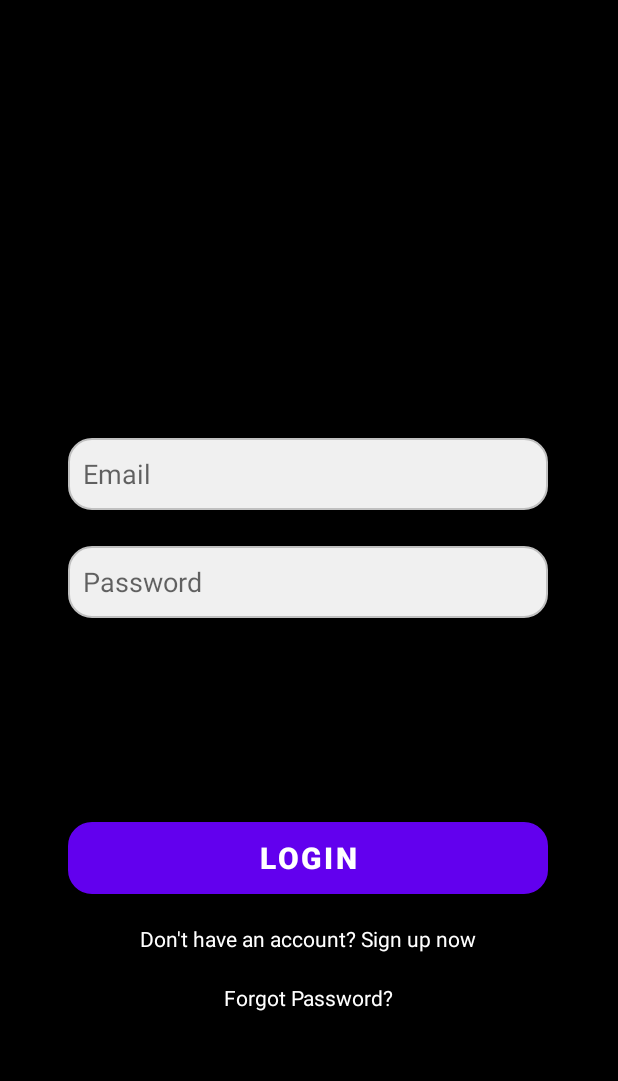
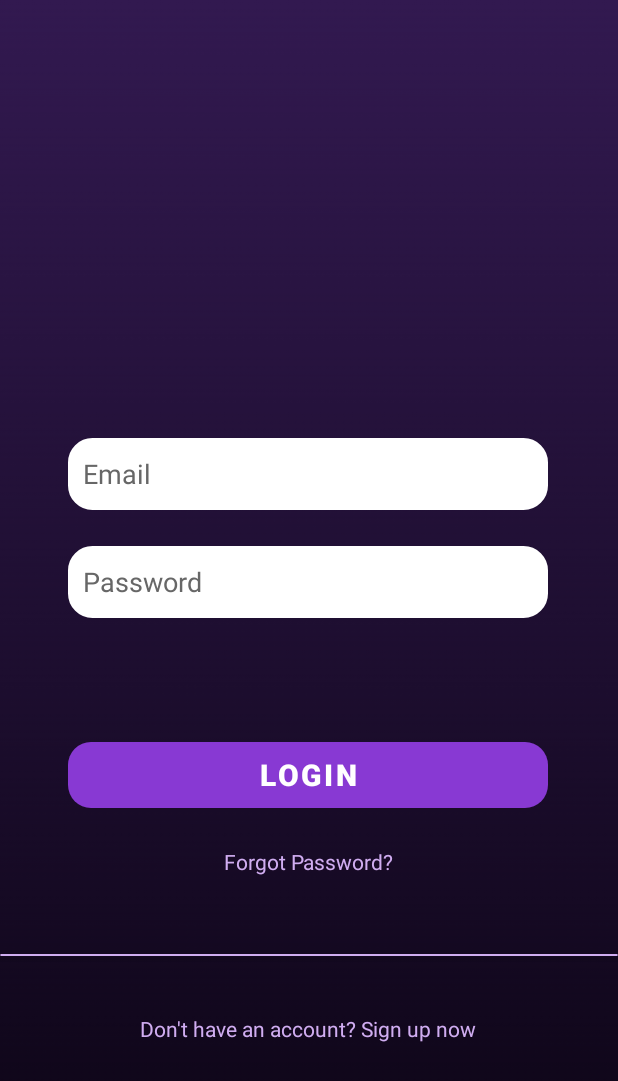
Before and after one commit to JoshDez/Synthronize, an Android app: the layout activity_login.xml on its own in the app's theme, with its tools: preview values and no code run, on a phone screen of 412 x 824 dp. Shown: the top 1081 px of the screen. Run offline under Robolectric (Android 15) with nearby library versions, the phone set to English and light mode, and no system bars.

Commit message:
Login and Register functionalities are added

```diff
--- a/app/src/main/res/drawable/input_rounded_corners.xml
+++ b/app/src/main/res/drawable/input_rounded_corners.xml
@@ -1,8 +1,8 @@
 <shape xmlns:android="http://schemas.android.com/apk/res/android"
     android:shape="rectangle">
-    <corners android:radius="15dp" /> <!-- Adjust the radius for desired roundness -->
-    <solid android:color="#F0F0F0" /> <!-- Set the background color -->
+    <corners android:radius="15dp" />
+    <solid android:color="@color/white" />
     <stroke
-        android:width="1dp"
-        android:color="#C0C0C0" /> <!-- Optional: Set stroke color and width -->
+        android:width="2dp"
+        android:color="@color/white" />
 </shape>
--- a/app/src/main/res/layout/activity_login.xml
+++ b/app/src/main/res/layout/activity_login.xml
@@ -2,7 +2,7 @@
 <androidx.constraintlayout.widget.ConstraintLayout xmlns:android="http://schemas.android.com/apk/res/android"
     xmlns:app="http://schemas.android.com/apk/res-auto"
     xmlns:tools="http://schemas.android.com/tools"
-    android:background="@color/black"
+    android:background="@drawable/startingbg"
     android:layout_width="match_parent"
     android:layout_height="match_parent"
     tools:context=".Login">
@@ -14,6 +14,8 @@
         android:layout_marginTop="292dp"
         android:background="@drawable/input_rounded_corners"
         android:hint="@string/email"
+        android:textColorHint="@color/hint_color"
+        android:textColor="@color/black"
         android:inputType="textEmailAddress"
         android:padding="10dp"
         app:layout_constraintEnd_toEndOf="parent"
@@ -21,24 +23,25 @@
         app:layout_constraintStart_toStartOf="parent"
         app:layout_constraintTop_toTopOf="parent" />
 
-    <Button
+    <com.google.android.material.button.MaterialButton
         android:id="@+id/loginBtn"
         android:layout_width="320dp"
-        android:layout_height="48dp"
+        android:layout_height="56dp"
         android:layout_marginBottom="228dp"
-        android:background="@drawable/input_rounded_corners"
-        android:backgroundTint="@color/teal_200"
+        android:hapticFeedbackEnabled="true"
         android:text="@string/login"
         android:textAlignment="center"
         android:textColor="@color/white"
         android:textSize="20sp"
         android:textStyle="bold"
+        app:backgroundTint="@color/purple1"
+        app:cornerRadius="15dp"
         app:layout_constraintBottom_toBottomOf="parent"
         app:layout_constraintEnd_toEndOf="parent"
         app:layout_constraintHorizontal_bias="0.494"
         app:layout_constraintStart_toStartOf="parent"
         app:layout_constraintTop_toBottomOf="@+id/passwordEdtTxt"
-        app:layout_constraintVertical_bias="1.0" />
+        app:layout_constraintVertical_bias="0.6" />
 
     <EditText
         android:id="@+id/passwordEdtTxt"
@@ -47,6 +50,8 @@
         android:layout_marginTop="24dp"
         android:background="@drawable/input_rounded_corners"
         android:hint="@string/password"
+        android:textColorHint="@color/hint_color"
+        android:textColor="@color/black"
         android:inputType="textPassword"
         android:padding="10dp"
         app:layout_constraintEnd_toEndOf="parent"
@@ -54,17 +59,31 @@
         app:layout_constraintStart_toStartOf="parent"
         app:layout_constraintTop_toBottomOf="@+id/emailEdtTxt" />
 
+
     <TextView
         android:id="@+id/signUpTV"
         android:layout_width="wrap_content"
         android:layout_height="wrap_content"
         android:layout_marginTop="20dp"
         android:text="@string/don_t_have_an_account_sign_up_now"
-        android:textColor="@color/white"
+        android:textColor="@color/light_purple"
+        app:layout_constraintBottom_toBottomOf="parent"
         app:layout_constraintEnd_toEndOf="parent"
         app:layout_constraintHorizontal_bias="0.497"
         app:layout_constraintStart_toStartOf="parent"
-        app:layout_constraintTop_toBottomOf="@+id/loginBtn" />
+        app:layout_constraintTop_toBottomOf="@+id/line"
+        app:layout_constraintVertical_bias="0.127" />
+
+    <androidx.cardview.widget.CardView
+        android:id="@+id/line"
+        android:layout_width="match_parent"
+        android:layout_height="1dp"
+        android:layout_marginTop="52dp"
+        android:backgroundTint="@color/light_purple"
+        app:layout_constraintEnd_toEndOf="parent"
+        app:layout_constraintHorizontal_bias="0.0"
+        app:layout_constraintStart_toStartOf="parent"
+        app:layout_constraintTop_toBottomOf="@+id/resetPassTV" />
 
     <TextView
         android:id="@+id/resetPassTV"
@@ -72,10 +91,10 @@
         android:layout_height="wrap_content"
         android:layout_marginTop="20dp"
         android:text="@string/forgot_password"
-        android:textColor="@color/white"
+        android:textColor="@color/light_purple"
         app:layout_constraintEnd_toEndOf="parent"
         app:layout_constraintStart_toStartOf="parent"
-        app:layout_constraintTop_toBottomOf="@+id/signUpTV" />
+        app:layout_constraintTop_toBottomOf="@+id/loginBtn" />
 
 
 </androidx.constraintlayout.widget.ConstraintLayout>
--- a/app/src/main/res/values/colors.xml
+++ b/app/src/main/res/values/colors.xml
@@ -6,5 +6,14 @@
     <color name="teal_200">#FF03DAC5</color>
     <color name="teal_700">#FF018786</color>
     <color name="black">#FF000000</color>
+
     <color name="white">#FFFFFFFF</color>
+    <color name="hint_color">#676767</color>
+    <color name="light_purple">#D0ADF1</color>
+    <color name="purple1">#8839D3</color>
+    <color name="purple2">#522481</color>
+    <color name="dark_purple_1">#311355</color>
+    <color name="dark_purple_2">#0D0319</color>
+
+
 </resources>
```
Also changed, not shown: app/src/main/AndroidManifest.xml (+4 -3 lines), app/src/main/res/layout/activity_sign_up.xml (+29 -9 lines), app/src/main/res/drawable/startingbg.png (added).
